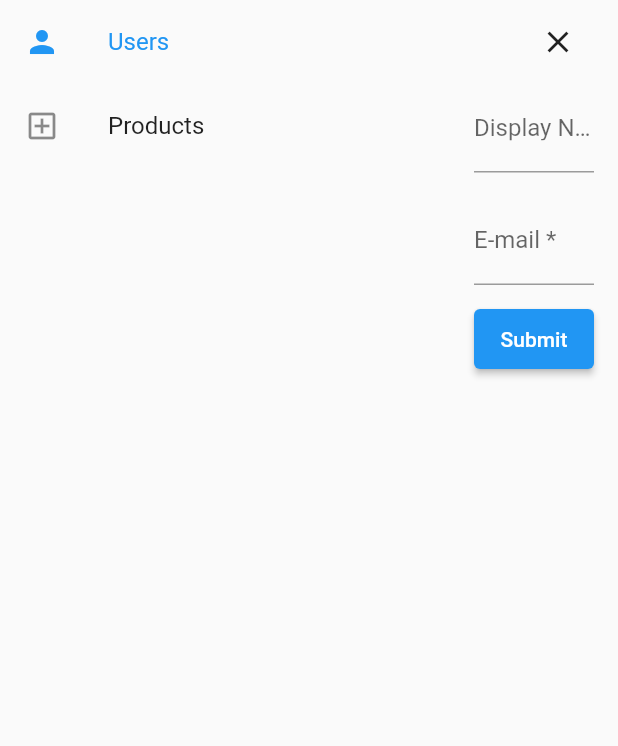
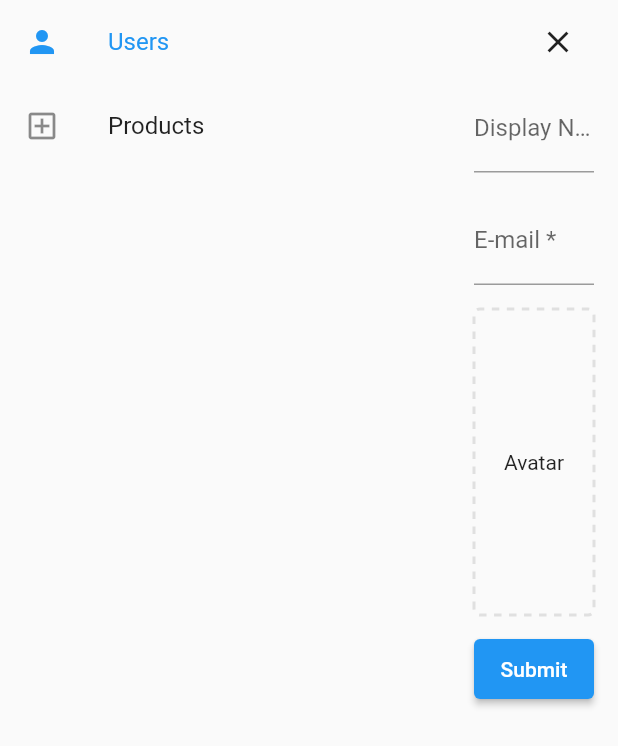
Before and after one commit to bynicodevelop/com_noopeshop_backend, a Flutter app: the screen it shows after launch, after a tap on the "add" icon, on a phone screen of 412 x 824 dp. Shown: the top 746 px of the screen. Run offline on Flutter 3.47's test engine with Material 2 defaults, Android fonts, the phone set to English and light mode, and no system bars; drawn by our look-alikes of dotted_border; our stand-ins replace another_flushbar, bloc, cloud_firestore, cloud_functions, cross_file, equatable and 8 more; missing offline and left inert: desktop_drop, show_confirm_modal; accounts and stored records are empty; generated files the repository leaves out were written again; network calls fail.

Commit message:
Intégration du champs d'upload dans les formulaires

```diff
--- a/lib/components/forms/inputs/upload/upload_input_form_component.dart
+++ b/lib/components/forms/inputs/upload/upload_input_form_component.dart
@@ -1,3 +1,4 @@
+// ignore: depend_on_referenced_packages
 import "dart:io";
 
 // ignore: depend_on_referenced_packages
@@ -8,11 +9,13 @@ import "package:dotted_border/dotted_border.dart";
 import "package:flutter/material.dart";
 
 class UploadInputFormComponent extends StatefulWidget {
+  final TextEditingController controller;
   final String label;
   final double heightDropZone;
 
   const UploadInputFormComponent({
     Key? key,
+    required this.controller,
     this.label = "Drag and drop your file here",
     this.heightDropZone = 200,
   }) : super(key: key);
@@ -58,14 +61,17 @@ class _UploadInputFormComponentState extends State<UploadInputFormComponent> {
             ),
           ),
         ),
-        const SizedBox(
-          height: kDefaultPadding,
-        ),
-        Expanded(
-          child: GridView.builder(
+        if (_files.isNotEmpty)
+          const SizedBox(
+            height: kDefaultPadding,
+          ),
+        if (_files.isNotEmpty)
+          GridView.builder(
+              physics: const NeverScrollableScrollPhysics(),
+              shrinkWrap: true,
               itemCount: _files.length,
               gridDelegate: const SliverGridDelegateWithFixedCrossAxisCount(
-                crossAxisCount: 4,
+                crossAxisCount: 6,
                 crossAxisSpacing: kDefaultPadding,
               ),
               itemBuilder: (context, index) {
@@ -105,7 +111,6 @@ class _UploadInputFormComponentState extends State<UploadInputFormComponent> {
                   ),
                 );
               }),
-        ),
       ],
     );
   }
--- a/lib/config/form_mapper.dart
+++ b/lib/config/form_mapper.dart
@@ -1,5 +1,6 @@
 import "package:com_noopeshop_backend/components/forms/inputs/email/email_input_form_component.dart";
 import "package:com_noopeshop_backend/components/forms/inputs/text/text_input_form_component.dart";
+import "package:com_noopeshop_backend/components/forms/inputs/upload/upload_input_form_component.dart";
 import "package:flutter/material.dart";
 
 Map<String, dynamic> inputs = {
@@ -28,4 +29,17 @@ Map<String, dynamic> inputs = {
         validator: validator,
         hasError: hasError,
       ),
+  "upload_input": (
+    TextEditingController controller,
+    String label, {
+    String? Function(String)? validator,
+    Function(bool)? hasError,
+  }) =>
+      UploadInputFormComponent(
+        controller: controller,
+        label: label,
+        // validator:
+        //     validator ?? (String value) => value.isEmpty ? "required" : null,
+        // hasError: hasError,
+      ),
 };
--- a/lib/utils/form_generator.dart
+++ b/lib/utils/form_generator.dart
@@ -90,6 +90,7 @@ class FormGenerator {
     );
 
     return ListView(
+      shrinkWrap: true,
       children: _widgets,
     );
   }
```
Also changed, not shown: lib/config/forms/user.dart (+7 -0 lines).
